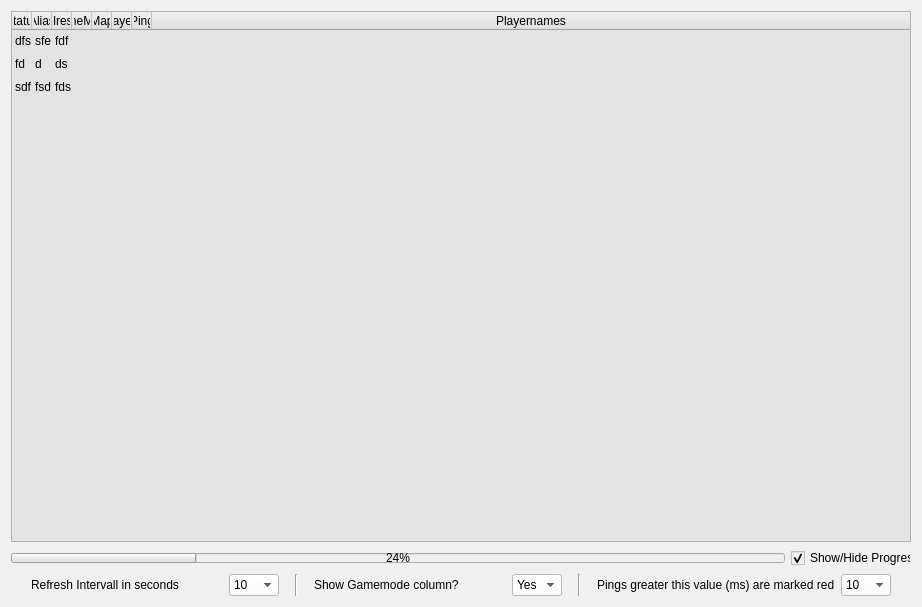
The window that source_files/isrt_monitor.ui (olli-e/ISRT) describes before a commit, drawn with Qt 5.
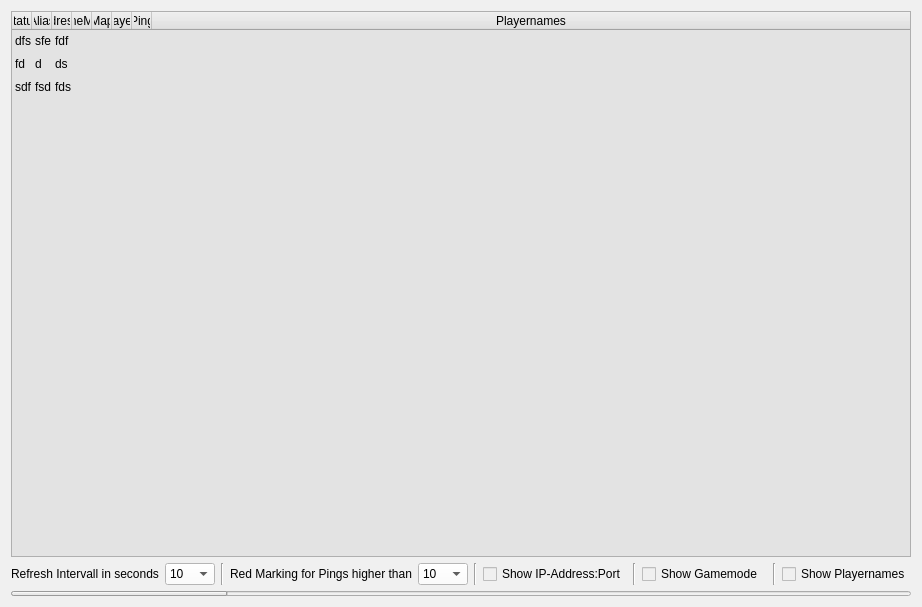
The same window after the commit. Icons and pictures are not drawn.

What changed in the file:
```diff
--- a/source_files/isrt_monitor.ui
+++ b/source_files/isrt_monitor.ui
@@ -152,7 +152,7 @@
        </column>
        <column>
         <property name="text">
-         <string>IP-Address-Port</string>
+         <string>IP-Address:Port</string>
         </property>
        </column>
        <column>
@@ -234,64 +234,18 @@
       </widget>
      </item>
      <item>
-      <layout class="QHBoxLayout" name="horizontalLayout">
-       <item>
-        <widget class="QProgressBar" name="mon_progress_bar">
-         <property name="maximumSize">
-          <size>
-           <width>16777215</width>
-           <height>10</height>
-          </size>
-         </property>
-         <property name="value">
-          <number>24</number>
-         </property>
-        </widget>
-       </item>
-       <item>
-        <widget class="QCheckBox" name="chkbx_show_progressbar">
-         <property name="minimumSize">
-          <size>
-           <width>120</width>
-           <height>0</height>
-          </size>
-         </property>
-         <property name="maximumSize">
-          <size>
-           <width>120</width>
-           <height>16777215</height>
-          </size>
-         </property>
-         <property name="text">
-          <string>Show/Hide Progress</string>
-         </property>
-         <property name="checked">
-          <bool>true</bool>
-         </property>
-        </widget>
-       </item>
-      </layout>
+      <layout class="QHBoxLayout" name="horizontalLayout"/>
      </item>
      <item>
       <layout class="QHBoxLayout" name="horizontalLayout_2">
-       <item>
-        <spacer name="horizontalSpacer_2">
-         <property name="orientation">
-          <enum>Qt::Horizontal</enum>
-         </property>
-         <property name="sizeType">
-          <enum>QSizePolicy::Fixed</enum>
-         </property>
-         <property name="sizeHint" stdset="0">
-          <size>
-           <width>20</width>
-           <height>20</height>
-          </size>
-         </property>
-        </spacer>
-       </item>
        <item>
         <widget class="QLabel" name="label_19">
+         <property name="minimumSize">
+          <size>
+           <width>145</width>
+           <height>0</height>
+          </size>
+         </property>
          <property name="text">
           <string>Refresh Intervall in seconds</string>
          </property>
@@ -382,22 +336,6 @@
          </item>
         </widget>
        </item>
-       <item>
-        <spacer name="horizontalSpacer_3">
-         <property name="orientation">
-          <enum>Qt::Horizontal</enum>
-         </property>
-         <property name="sizeType">
-          <enum>QSizePolicy::Fixed</enum>
-         </property>
-         <property name="sizeHint" stdset="0">
-          <size>
-           <width>10</width>
-           <height>20</height>
-          </size>
-         </property>
-        </spacer>
-       </item>
        <item>
         <widget class="Line" name="line">
          <property name="orientation">
@@ -405,108 +343,16 @@
          </property>
         </widget>
        </item>
-       <item>
-        <spacer name="horizontalSpacer_4">
-         <property name="orientation">
-          <enum>Qt::Horizontal</enum>
-         </property>
-         <property name="sizeType">
-          <enum>QSizePolicy::Fixed</enum>
-         </property>
-         <property name="sizeHint" stdset="0">
-          <size>
-           <width>10</width>
-           <height>20</height>
-          </size>
-         </property>
-        </spacer>
-       </item>
-       <item>
-        <widget class="QLabel" name="label_20">
-         <property name="text">
-          <string>Show Gamemode column?</string>
-         </property>
-        </widget>
-       </item>
-       <item>
-        <widget class="QComboBox" name="dropdown_show_gamemode">
-         <property name="minimumSize">
-          <size>
-           <width>50</width>
-           <height>0</height>
-          </size>
-         </property>
-         <property name="maximumSize">
-          <size>
-           <width>50</width>
-           <height>16777215</height>
-          </size>
-         </property>
-         <property name="styleSheet">
-          <string notr="true">background-color:rgb(254, 254, 254);
-</string>
-         </property>
-         <item>
-          <property name="text">
-           <string>Yes</string>
-          </property>
-         </item>
-         <item>
-          <property name="text">
-           <string>No</string>
-          </property>
-         </item>
-        </widget>
-       </item>
-       <item>
-        <spacer name="horizontalSpacer_5">
-         <property name="orientation">
-          <enum>Qt::Horizontal</enum>
-         </property>
-         <property name="sizeType">
-          <enum>QSizePolicy::Fixed</enum>
-         </property>
-         <property name="sizeHint" stdset="0">
-          <size>
-           <width>10</width>
-           <height>20</height>
-          </size>
-         </property>
-        </spacer>
-       </item>
-       <item>
-        <widget class="Line" name="line_2">
-         <property name="orientation">
-          <enum>Qt::Vertical</enum>
-         </property>
-        </widget>
-       </item>
-       <item>
-        <spacer name="horizontalSpacer_6">
-         <property name="orientation">
-          <enum>Qt::Horizontal</enum>
-         </property>
-         <property name="sizeType">
-          <enum>QSizePolicy::Fixed</enum>
-         </property>
-         <property name="sizeHint" stdset="0">
-          <size>
-           <width>10</width>
-           <height>20</height>
-          </size>
-         </property>
-        </spacer>
-       </item>
        <item>
         <widget class="QLabel" name="label_21">
          <property name="minimumSize">
           <size>
-           <width>230</width>
+           <width>170</width>
            <height>0</height>
           </size>
          </property>
          <property name="text">
-          <string>Pings greater this value (ms) are marked red</string>
+          <string>Red Marking for Pings higher than</string>
          </property>
         </widget>
        </item>
@@ -611,25 +457,67 @@
         </widget>
        </item>
        <item>
-        <spacer name="horizontalSpacer">
+        <widget class="Line" name="line_5">
          <property name="orientation">
-          <enum>Qt::Horizontal</enum>
+          <enum>Qt::Vertical</enum>
          </property>
-         <property name="sizeType">
-          <enum>QSizePolicy::Fixed</enum>
+        </widget>
+       </item>
+       <item>
+        <widget class="QCheckBox" name="cb_ipaddress">
+         <property name="text">
+          <string>Show IP-Address:Port</string>
          </property>
-         <property name="sizeHint" stdset="0">
-          <size>
-           <width>20</width>
-           <height>20</height>
-          </size>
+        </widget>
+       </item>
+       <item>
+        <widget class="Line" name="line_2">
+         <property name="orientation">
+          <enum>Qt::Vertical</enum>
          </property>
-        </spacer>
+        </widget>
+       </item>
+       <item>
+        <widget class="QCheckBox" name="cb_gamemode">
+         <property name="text">
+          <string>Show Gamemode</string>
+         </property>
+        </widget>
+       </item>
+       <item>
+        <widget class="Line" name="line_3">
+         <property name="orientation">
+          <enum>Qt::Vertical</enum>
+         </property>
+        </widget>
+       </item>
+       <item>
+        <widget class="QCheckBox" name="cb_playernames">
+         <property name="text">
+          <string>Show Playernames</string>
+         </property>
+        </widget>
        </item>
       </layout>
      </item>
     </layout>
    </item>
+   <item>
+    <widget class="QProgressBar" name="mon_progress_bar">
+     <property name="maximumSize">
+      <size>
+       <width>16777215</width>
+       <height>5</height>
+      </size>
+     </property>
+     <property name="value">
+      <number>24</number>
+     </property>
+     <property name="textVisible">
+      <bool>false</bool>
+     </property>
+    </widget>
+   </item>
   </layout>
  </widget>
  <resources>
```
